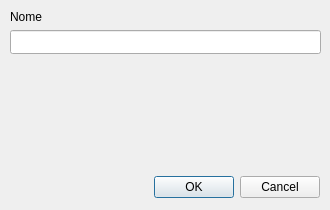
Old version of the form dialogs/pointdialog.ui in the repository cragapito/qtkamal.
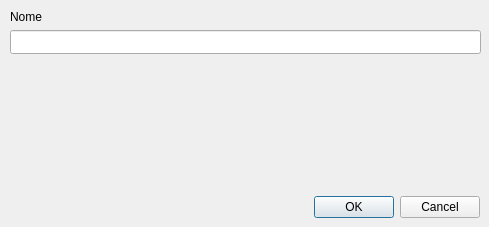
New version of the form. Icons and pictures are not drawn. Custom widgets are drawn as their Qt base class.

```diff
--- a/dialogs/pointdialog.ui
+++ b/dialogs/pointdialog.ui
@@ -6,8 +6,8 @@
    <rect>
     <x>0</x>
     <y>0</y>
-    <width>330</width>
-    <height>210</height>
+    <width>489</width>
+    <height>227</height>
    </rect>
   </property>
   <property name="sizePolicy">
@@ -18,14 +18,14 @@
   </property>
   <property name="minimumSize">
    <size>
-    <width>330</width>
-    <height>210</height>
+    <width>489</width>
+    <height>227</height>
    </size>
   </property>
   <property name="maximumSize">
    <size>
-    <width>330</width>
-    <height>210</height>
+    <width>489</width>
+    <height>227</height>
    </size>
   </property>
   <property name="windowTitle">
@@ -38,8 +38,8 @@
   <widget class="QDialogButtonBox" name="buttonBox">
    <property name="geometry">
     <rect>
-     <x>-20</x>
-     <y>170</y>
+     <x>140</x>
+     <y>190</y>
      <width>340</width>
      <height>35</height>
     </rect>
@@ -81,36 +81,31 @@
     <rect>
      <x>10</x>
      <y>30</y>
-     <width>311</width>
+     <width>471</width>
      <height>24</height>
     </rect>
    </property>
   </widget>
-  <widget class="QStackedWidget" name="coord_entry">
+  <widget class="gbcoordinates" name="coord_entry" native="true">
    <property name="geometry">
     <rect>
      <x>10</x>
      <y>60</y>
-     <width>310</width>
-     <height>100</height>
+     <width>470</width>
+     <height>120</height>
     </rect>
    </property>
    <property name="focusPolicy">
     <enum>Qt::NoFocus</enum>
    </property>
-   <property name="currentIndex">
-    <number>0</number>
-   </property>
-   <widget class="gbcoordinates" name="GMS"/>
-   <widget class="gbdeccoordinates" name="decimal"/>
   </widget>
   <widget class="QLabel" name="iconPreview">
    <property name="geometry">
     <rect>
-     <x>10</x>
-     <y>160</y>
-     <width>40</width>
-     <height>40</height>
+     <x>0</x>
+     <y>180</y>
+     <width>51</width>
+     <height>51</height>
     </rect>
    </property>
    <property name="sizePolicy">
@@ -141,12 +136,6 @@
     <slot>slot1()</slot>
    </slots>
   </customwidget>
-  <customwidget>
-   <class>gbdeccoordinates</class>
-   <extends>QWidget</extends>
-   <header>gbdeccoordinates.h</header>
-   <container>1</container>
-  </customwidget>
  </customwidgets>
  <tabstops>
   <tabstop>piname</tabstop>
```
